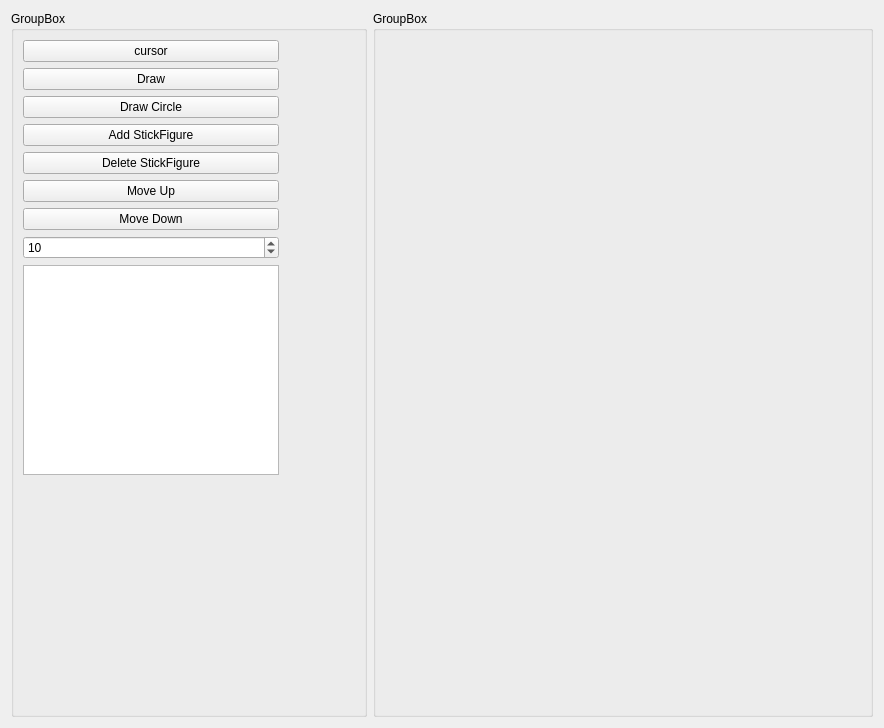
Qt form widget.ui (Argasio/marionettaPlus) before a commit.
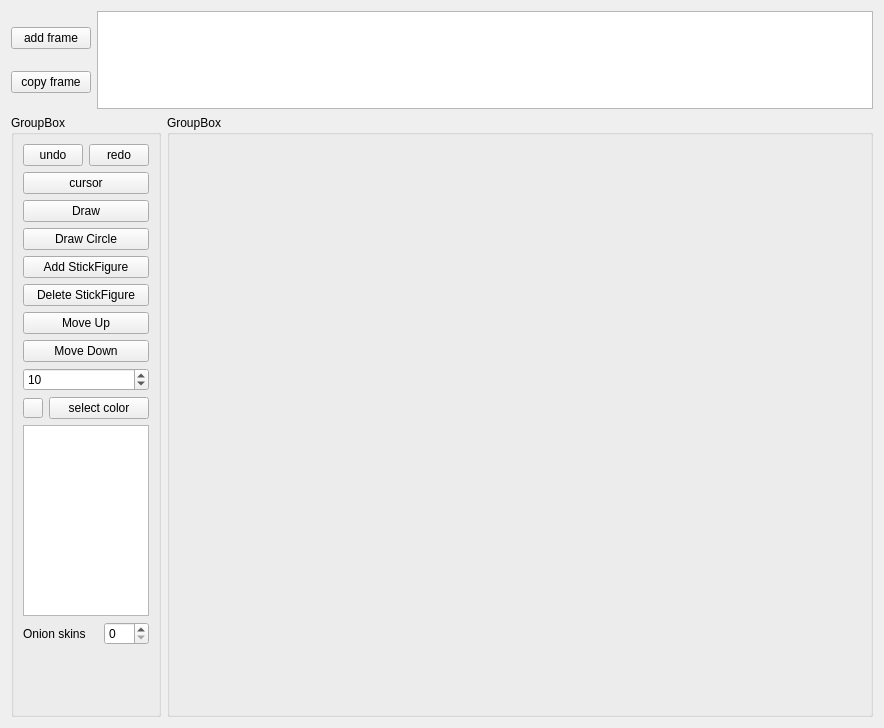
The same form after that commit.

Commit message:
frames & onions
agggiunti frames e onions

```diff
--- a/widget.ui
+++ b/widget.ui
@@ -16,10 +16,63 @@
   <layout class="QVBoxLayout" name="verticalLayout_2">
    <item>
     <layout class="QVBoxLayout" name="verticalLayout">
+     <item>
+      <layout class="QHBoxLayout" name="horizontalLayout_5">
+       <item>
+        <layout class="QVBoxLayout" name="verticalLayout_5">
+         <property name="topMargin">
+          <number>0</number>
+         </property>
+         <property name="rightMargin">
+          <number>0</number>
+         </property>
+         <item>
+          <widget class="QPushButton" name="addFrameBtn">
+           <property name="text">
+            <string>add frame</string>
+           </property>
+          </widget>
+         </item>
+         <item>
+          <widget class="QPushButton" name="copyFrame">
+           <property name="text">
+            <string>copy frame</string>
+           </property>
+          </widget>
+         </item>
+        </layout>
+       </item>
+       <item>
+        <widget class="QListWidget" name="frameListWidget">
+         <property name="maximumSize">
+          <size>
+           <width>16777215</width>
+           <height>100</height>
+          </size>
+         </property>
+         <property name="iconSize">
+          <size>
+           <width>50</width>
+           <height>50</height>
+          </size>
+         </property>
+         <property name="flow">
+          <enum>QListView::LeftToRight</enum>
+         </property>
+        </widget>
+       </item>
+      </layout>
+     </item>
      <item>
       <layout class="QHBoxLayout" name="horizontalLayout">
        <item>
         <layout class="QVBoxLayout" name="verticalLayout_4">
+         <property name="spacing">
+          <number>0</number>
+         </property>
+         <property name="sizeConstraint">
+          <enum>QLayout::SetMaximumSize</enum>
+         </property>
          <item>
           <widget class="QGroupBox" name="groupBox">
            <property name="sizePolicy">
@@ -34,6 +87,12 @@
              <height>20</height>
             </size>
            </property>
+           <property name="maximumSize">
+            <size>
+             <width>150</width>
+             <height>16777215</height>
+            </size>
+           </property>
            <property name="title">
             <string>GroupBox</string>
            </property>
@@ -56,6 +115,24 @@
             </item>
             <item row="1" column="0">
              <layout class="QVBoxLayout" name="verticalLayout_3">
+              <item>
+               <layout class="QHBoxLayout" name="horizontalLayout_4">
+                <item>
+                 <widget class="QPushButton" name="undoBtn">
+                  <property name="text">
+                   <string>undo</string>
+                  </property>
+                 </widget>
+                </item>
+                <item>
+                 <widget class="QPushButton" name="redoBtn">
+                  <property name="text">
+                   <string>redo</string>
+                  </property>
+                 </widget>
+                </item>
+               </layout>
+              </item>
               <item>
                <widget class="QPushButton" name="cursor">
                 <property name="text">
@@ -118,6 +195,33 @@
                 </property>
                </widget>
               </item>
+              <item>
+               <layout class="QHBoxLayout" name="horizontalLayout_3">
+                <item>
+                 <widget class="QPushButton" name="currentColorBtn">
+                  <property name="enabled">
+                   <bool>true</bool>
+                  </property>
+                  <property name="maximumSize">
+                   <size>
+                    <width>20</width>
+                    <height>20</height>
+                   </size>
+                  </property>
+                  <property name="text">
+                   <string/>
+                  </property>
+                 </widget>
+                </item>
+                <item>
+                 <widget class="QPushButton" name="chooseColorBtn">
+                  <property name="text">
+                   <string>select color</string>
+                  </property>
+                 </widget>
+                </item>
+               </layout>
+              </item>
               <item>
                <widget class="QListWidget" name="stickLayerView">
                 <property name="alternatingRowColors">
@@ -131,6 +235,33 @@
                 </property>
                </widget>
               </item>
+              <item>
+               <layout class="QHBoxLayout" name="horizontalLayout_6">
+                <property name="sizeConstraint">
+                 <enum>QLayout::SetDefaultConstraint</enum>
+                </property>
+                <property name="topMargin">
+                 <number>0</number>
+                </property>
+                <item>
+                 <widget class="QLabel" name="label">
+                  <property name="text">
+                   <string>Onion skins</string>
+                  </property>
+                 </widget>
+                </item>
+                <item>
+                 <widget class="QSpinBox" name="onionSkinSpinBox">
+                  <property name="maximumSize">
+                   <size>
+                    <width>45</width>
+                    <height>16777215</height>
+                   </size>
+                  </property>
+                 </widget>
+                </item>
+               </layout>
+              </item>
               <item>
                <spacer name="verticalSpacer">
                 <property name="orientation">
```
The commit also changes 14 other files.
